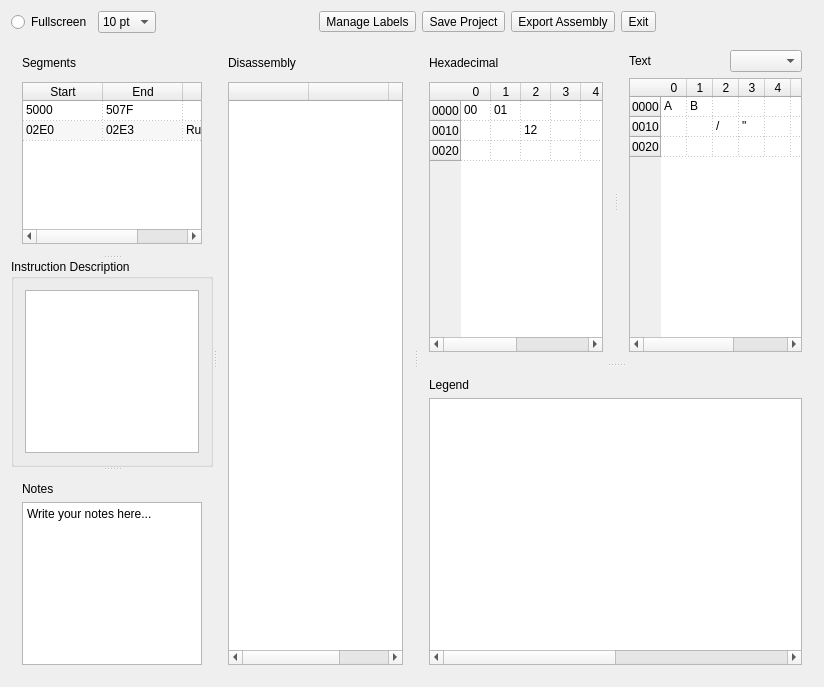
Before: the Qt Designer form src/mainwindow.ui in ivop/frida, drawn with Qt 5.
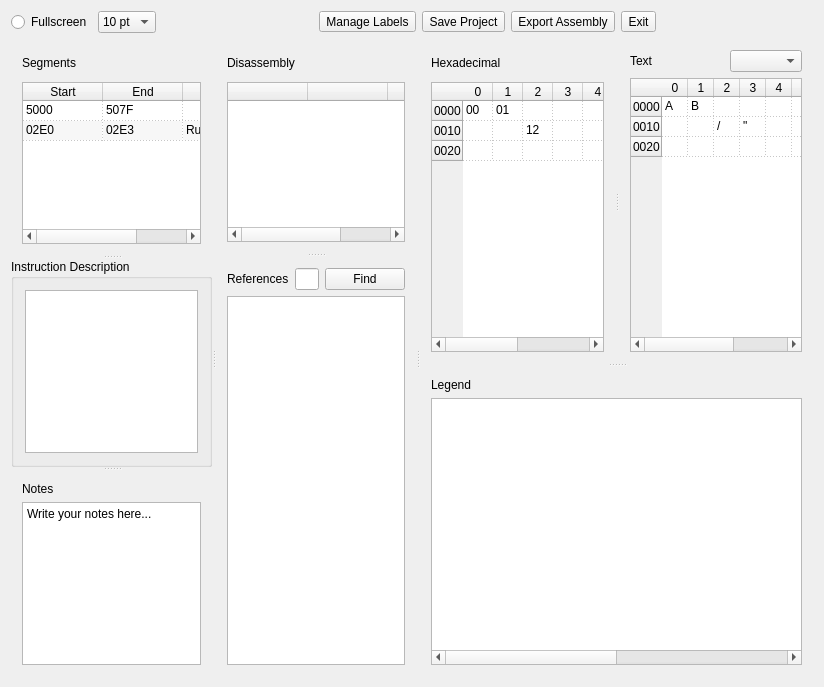
After: the same form once the commit is applied. Icons and pictures are not drawn.

Commit message: do not allow empty labels anywhere framework for finding references

The edit to the form file:
```diff
--- a/src/mainwindow.ui
+++ b/src/mainwindow.ui
@@ -333,6 +333,12 @@
           <layout class="QHBoxLayout" name="horizontalLayout_3">
            <item>
             <widget class="QLabel" name="labelDisassembly">
+             <property name="sizePolicy">
+              <sizepolicy hsizetype="Preferred" vsizetype="Preferred">
+               <horstretch>0</horstretch>
+               <verstretch>0</verstretch>
+              </sizepolicy>
+             </property>
              <property name="text">
               <string>Disassembly</string>
              </property>
@@ -358,6 +364,12 @@
          </item>
          <item>
           <widget class="QTableWidget" name="tableDisassembly">
+           <property name="sizePolicy">
+            <sizepolicy hsizetype="Expanding" vsizetype="Expanding">
+             <horstretch>0</horstretch>
+             <verstretch>0</verstretch>
+            </sizepolicy>
+           </property>
            <property name="contextMenuPolicy">
             <enum>Qt::ActionsContextMenu</enum>
            </property>
@@ -407,6 +419,37 @@
          </item>
         </layout>
        </widget>
+       <widget class="QWidget" name="verticalLayoutWidget_20">
+        <layout class="QVBoxLayout" name="verticalReferences">
+         <item>
+          <layout class="QHBoxLayout" name="horizontalReferences" stretch="0,0,0">
+           <property name="bottomMargin">
+            <number>0</number>
+           </property>
+           <item>
+            <widget class="QLabel" name="labelReferences">
+             <property name="text">
+              <string>References</string>
+             </property>
+            </widget>
+           </item>
+           <item>
+            <widget class="QLineEdit" name="inputReference"/>
+           </item>
+           <item>
+            <widget class="QPushButton" name="findButton">
+             <property name="text">
+              <string>Find</string>
+             </property>
+            </widget>
+           </item>
+          </layout>
+         </item>
+         <item>
+          <widget class="QTableView" name="tableReferences"/>
+         </item>
+        </layout>
+       </widget>
       </widget>
       <widget class="QSplitter" name="splitterHexAsciiLegend">
        <property name="orientation">
```
Left out of the diff: 25 changed lines with no effect on the pictures. The commit also changes 4 other files.
